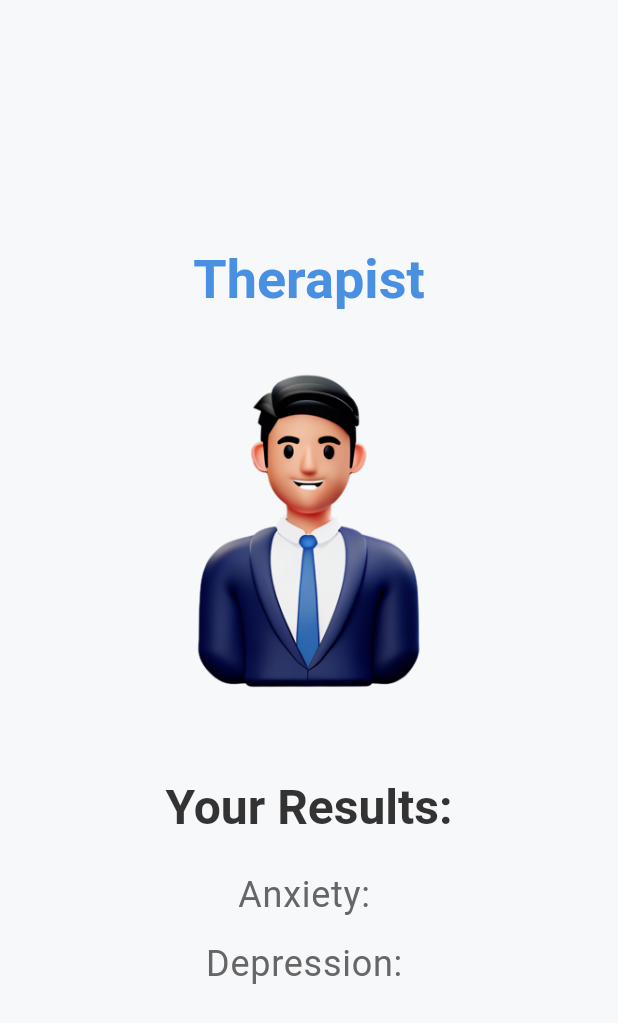
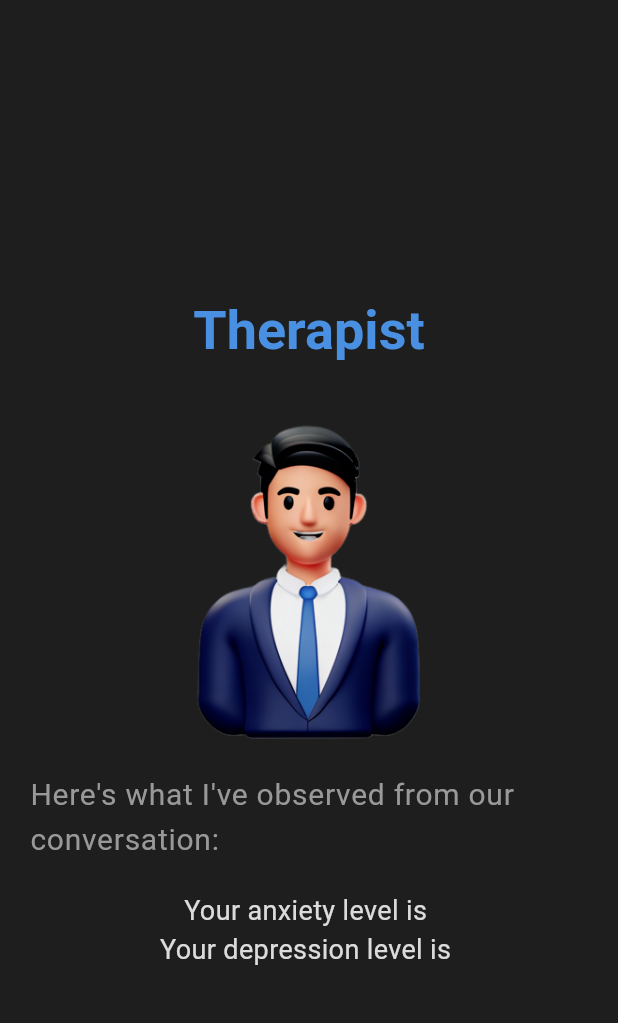
Before and after one commit to vishesh27111/SerenCoach, a Flutter app: the Detection screen opened directly with empty values, on a phone screen of 412 x 824 dp. Shown: the top 1023 px of the screen. Run offline on Flutter 3.47's test engine with Material 3 defaults, Android fonts, the light colour scheme and no system bars; our stand-ins replace speech_to_text.

```diff
--- a/flutter_app/lib/pages/detection.dart
+++ b/flutter_app/lib/pages/detection.dart
@@ -3,25 +3,40 @@ import 'package:flutter/material.dart';
 class Detection extends StatefulWidget {
   final String anxiety;
   final String depression;
+  final List<Map<String, String>> conversationHistory; // Not displayed
+  final List<Map<String, String>> suggestedActivities; // Added for activities
 
-  Detection({required this.anxiety, required this.depression});
+  Detection({
+    required this.anxiety,
+    required this.depression,
+    required this.conversationHistory,
+    required this.suggestedActivities, // Added for activities
+  });
 
   @override
-  _ResultPageState createState() => _ResultPageState();
+  _DetectionState createState() => _DetectionState();
 }
 
-class _ResultPageState extends State<Detection> with SingleTickerProviderStateMixin {
+class _DetectionState extends State<Detection> with SingleTickerProviderStateMixin {
   late AnimationController _controller;
-  late Animation<double> _avatarAnimation;
+  late Animation<double> _fadeAnimation;
+  bool _showActivities = false; // For controlling when to show activities
 
   @override
   void initState() {
     super.initState();
-    _controller = AnimationController(duration: const Duration(seconds: 1), vsync: this);
-    _avatarAnimation = Tween<double>(begin: 0.0, end: 1.0).animate(
+    _controller = AnimationController(duration: const Duration(seconds: 7), vsync: this);
+    _fadeAnimation = Tween<double>(begin: 1.0, end: 0.0).animate(
       CurvedAnimation(parent: _controller, curve: Curves.easeInOut),
     );
     _controller.forward();
+
+    // Delay increased to 10 seconds to give enough time to read predictions
+    Future.delayed(const Duration(seconds: 9), () {
+      setState(() {
+        _showActivities = true;
+      });
+    });
   }
 
   @override
@@ -40,10 +55,8 @@ class _ResultPageState extends State<Detection> with SingleTickerProviderStateMi
             mainAxisAlignment: MainAxisAlignment.center,
             crossAxisAlignment: CrossAxisAlignment.center,
             children: <Widget>[
-              FadeTransition(
-                opacity: _avatarAnimation,
-                child: Column(
-                  children: [
+              SizedBox(height: MediaQuery.of(context).padding.top + 20),
+
               Text(
                 'Therapist',
                 style: Theme.of(context).textTheme.headlineLarge?.copyWith(
@@ -52,6 +65,8 @@ class _ResultPageState extends State<Detection> with SingleTickerProviderStateMi
                 ),
               ),
               SizedBox(height: 20),
+
+              // Keep the avatar fixed in its position to avoid it moving up
               CircleAvatar(
                 radius: 125,
                 backgroundColor: Colors.transparent,
@@ -62,24 +77,91 @@ class _ResultPageState extends State<Detection> with SingleTickerProviderStateMi
                   ),
                 ),
               ),
+              SizedBox(height: 2),
+
+              if (!_showActivities) ...[
+                FadeTransition(
+                  opacity: _fadeAnimation,
+                  child: Column(
+                    children: [
+                      Text(
+                        'Here\'s what I\'ve observed from our conversation:',
+                        style: Theme.of(context).textTheme.bodyLarge?.copyWith(fontSize: 20),
+                      ),
+                      SizedBox(height: 20),
+                      Text(
+                        'Your anxiety level is ${widget.anxiety}',
+                        style: TextStyle(fontSize: 18),
+                      ),
+                      Text(
+                        'Your depression level is ${widget.depression}',
+                        style: TextStyle(fontSize: 18),
+                      ),
                     ],
                   ),
                 ),
-              SizedBox(height: 40),
-              Text(
-                'Your Results:',
-                style: Theme.of(context).textTheme.headlineLarge,
-              ),
-              SizedBox(height: 20),
-              Text(
-                'Anxiety: ${widget.anxiety}',
-                style: Theme.of(context).textTheme.bodyLarge?.copyWith(fontSize: 24),
-              ),
+              ] else ...[
                 SizedBox(height: 10),
                 Text(
-                'Depression: ${widget.depression}',
-                style: Theme.of(context).textTheme.bodyLarge?.copyWith(fontSize: 24),
+                  'Some Suggested Activities for You:',
+                  style: Theme.of(context).textTheme.headlineLarge?.copyWith(
+                    fontSize: 24,
+                    fontWeight: FontWeight.bold,
                   ),
+                ),
+
+                Flexible(
+                  child: ListView.builder(
+                    shrinkWrap: true,  // This ensures the list takes only the required space
+                    physics: NeverScrollableScrollPhysics(), // Disables scrolling if not necessary
+                    itemCount: widget.suggestedActivities.length,
+                    itemBuilder: (context, index) {
+                      var activity = widget.suggestedActivities[index];
+                      return ExpansionTile(
+                        title: Text(
+                          activity['activity'] ?? '',
+                          style: Theme.of(context).textTheme.bodyLarge?.copyWith(fontSize: 20),
+                        ),
+                        children: [
+                          Padding(
+                            padding: const EdgeInsets.all(8.0),
+                            child: Text(
+                              activity['description'] ?? '',
+                              style: Theme.of(context).textTheme.bodyLarge?.copyWith(
+                                fontSize: 16,
+                                color: Theme.of(context).brightness == Brightness.dark
+                                    ? Colors.white
+                                    : Colors.black,
+                              ),
+                            ),
+                          ),
+                        ],
+                      );
+                    },
+                  ),
+                ),
+
+                ElevatedButton(
+                  onPressed: () {
+                    Navigator.pushReplacementNamed(context, '/home');
+                  },
+                  style: ElevatedButton.styleFrom(
+                    backgroundColor: Theme.of(context).colorScheme.primary,
+                    padding: EdgeInsets.symmetric(horizontal: 20, vertical: 5),
+                    shape: RoundedRectangleBorder(
+                      borderRadius: BorderRadius.circular(30),
+                    ),
+                  ),
+                  child: Text(
+                    'Go to Home',
+                    style: TextStyle(
+                      fontSize: 18,
+                      fontWeight: FontWeight.w500,
+                      color: Colors.white,
+                    ),
+                  ),
+                ),
+              ]
             ],
           ),
         ),
--- a/flutter_app/lib/themes/app_theme.dart
+++ b/flutter_app/lib/themes/app_theme.dart
@@ -1,7 +1,7 @@
 import 'package:flutter/material.dart';
 
 class AppTheme {
-  static final ThemeData lightTheme = ThemeData(
+  static final ThemeData darkTheme = ThemeData(
     brightness: Brightness.light,
     scaffoldBackgroundColor: Color(0xFFF7F8FA),
     colorScheme: ColorScheme.light(
@@ -18,7 +18,7 @@ class AppTheme {
     ),
   );
 
-  static final ThemeData darkTheme = ThemeData(
+  static final ThemeData lightTheme = ThemeData(
     brightness: Brightness.dark,
     scaffoldBackgroundColor: Color(0xFF1E1E1E),
     colorScheme: ColorScheme.dark(
```
Also changed, not shown: flutter_app/lib/pages/therapist_page.dart (+28 -17 lines), flutter_app/lib/routes/app_routes.dart (+10 -0 lines), 17 other files. Lines whose indentation alone changed are shown as unchanged.
